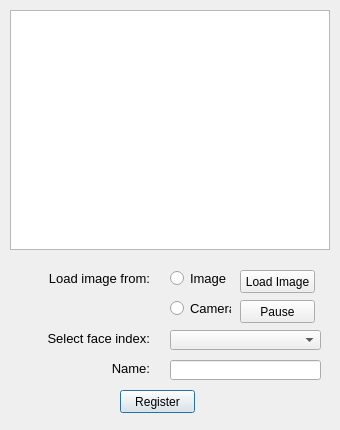
The window that faceregistration.ui (ShuaiHuang/FaceRecogUI) describes before a commit, drawn with Qt 5.
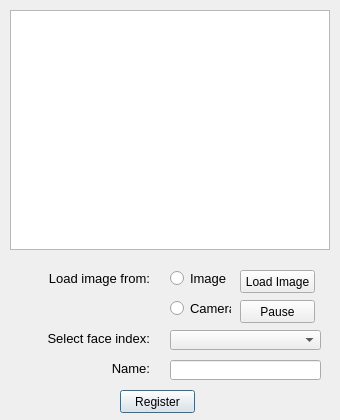
The same window after the commit.

Diff of the .ui file:
```diff
--- a/faceregistration.ui
+++ b/faceregistration.ui
@@ -7,19 +7,19 @@
     <x>0</x>
     <y>0</y>
     <width>340</width>
-    <height>430</height>
+    <height>420</height>
    </rect>
   </property>
   <property name="minimumSize">
    <size>
     <width>340</width>
-    <height>430</height>
+    <height>420</height>
    </size>
   </property>
   <property name="maximumSize">
    <size>
     <width>340</width>
-    <height>430</height>
+    <height>420</height>
    </size>
   </property>
   <property name="windowTitle">
```
